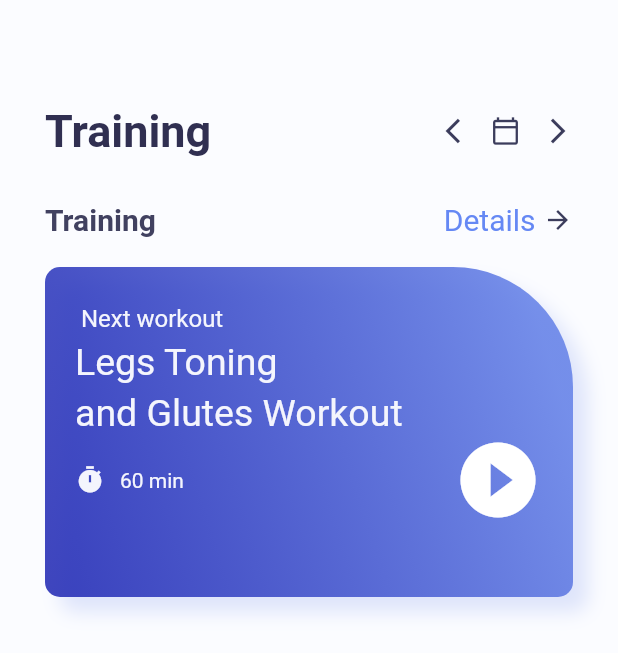
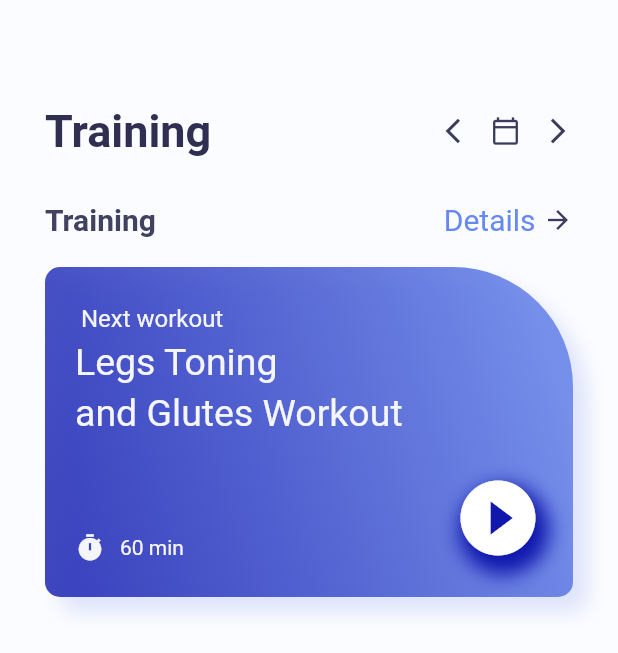
Before and after one commit to Innovanito/flutter-workout-app-, a Flutter app: the Homepage screen opened directly, on a phone screen of 412 x 824 dp. Shown: the top 653 px of the screen. Run offline on Flutter 3.47's test engine with Material 2 defaults, Android fonts, the light colour scheme and no system bars; statements that could not run were skipped.

Commit message:
Third version updated

```diff
--- a/lib/home_page.dart
+++ b/lib/home_page.dart
@@ -8,6 +8,7 @@ class Homepage extends StatefulWidget {
   @override
   _HomepageState createState() => _HomepageState();
 }
+//3822
 
 class _HomepageState extends State<Homepage> {
   @override
@@ -128,8 +129,11 @@ class _HomepageState extends State<Homepage> {
                           fontSize: 25,
                           color: color.AppColor.homePageContainerTextSmall),
                     ),
-                    //여기부터 시작하면 됩니다 Sizedbox넣으세요!!!!!!!!!!!!!!!!!!!!!!!!!!!!!!!!!!!!!!!!!!!!!!!!!!!!!!!!!
+                    SizedBox(
+                      height: 25,
+                    ),
                     Row(
+                      crossAxisAlignment: CrossAxisAlignment.end,
                       children: [
                         Row(
                           children: [
@@ -150,8 +154,17 @@ class _HomepageState extends State<Homepage> {
                           ],
                         ),
                         Expanded(child: Container()),
-                        Icon(Icons.play_circle_fill,
-                            color: Colors.white, size: 60)
+                        Container(
+                            decoration: BoxDecoration(
+                                borderRadius: BorderRadius.circular(60),
+                                boxShadow: [
+                                  BoxShadow(
+                                      color: color.AppColor.gradientFirst,
+                                      blurRadius: 10,
+                                      offset: Offset(4, 8))
+                                ]),
+                            child: Icon(Icons.play_circle_fill,
+                                color: Colors.white, size: 60)),
                       ],
                     )
                   ],
```
